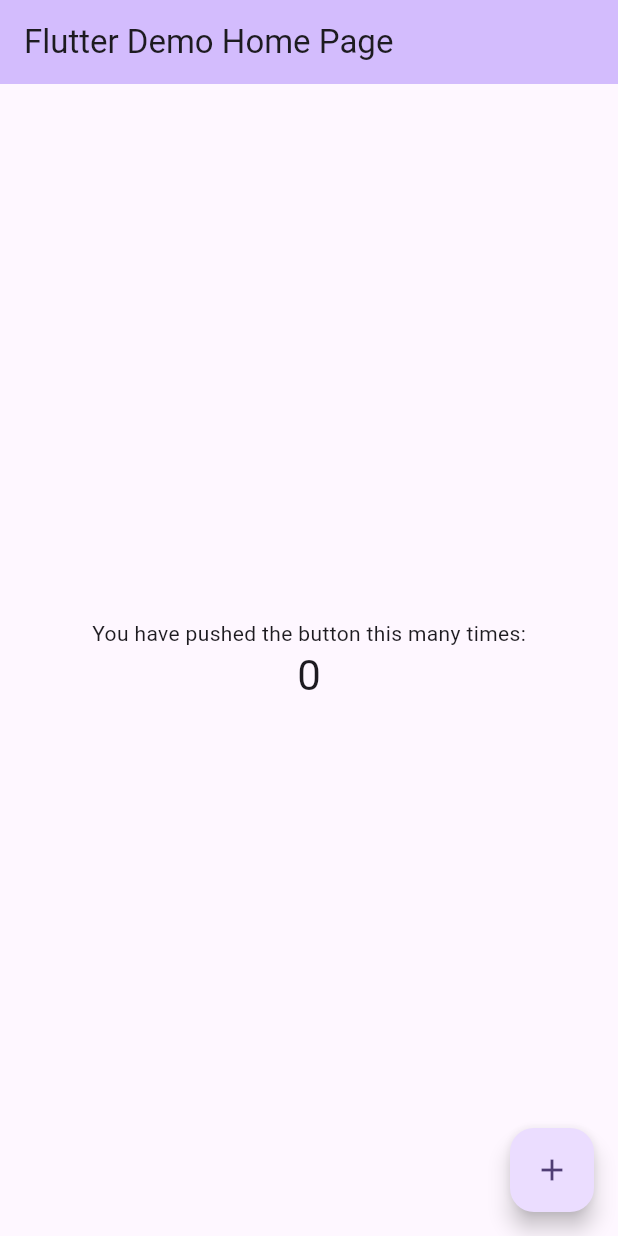
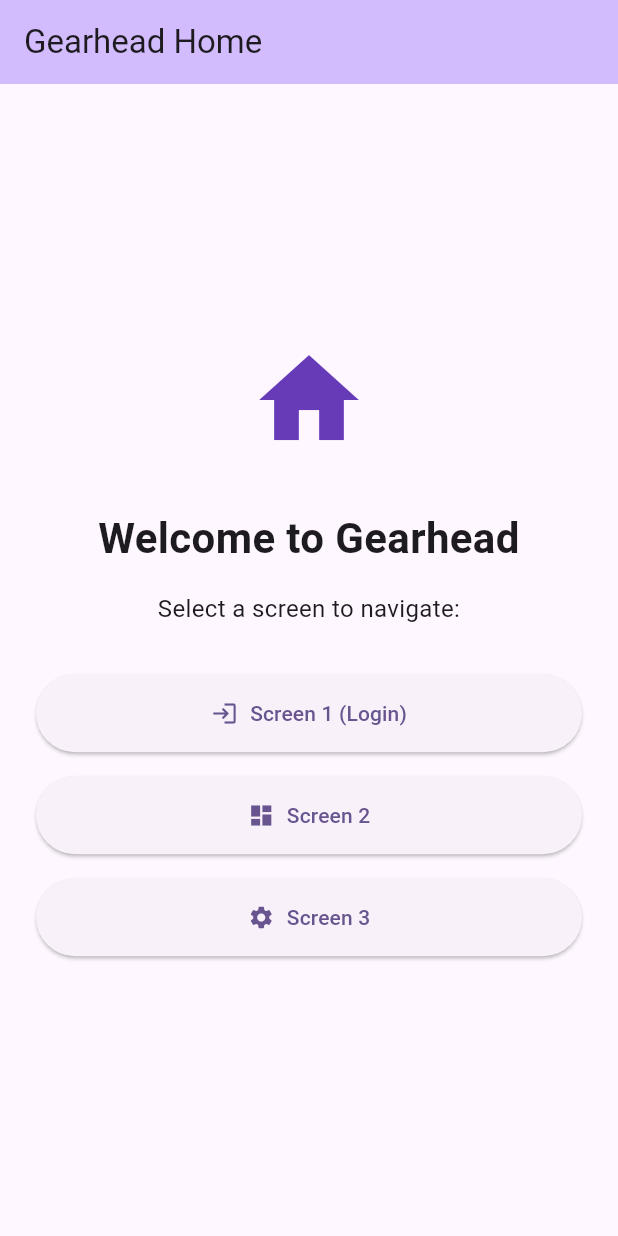
Before and after one commit to vixalien/gearhead, a Flutter app: the screen it shows after launch, on a phone screen of 412 x 824 dp. Run offline on Flutter 3.47's test engine with Material 3 defaults, Android fonts, the phone set to English and light mode, and no system bars.

Commit message:
add sample screens

```diff
--- a/lib/main.dart
+++ b/lib/main.dart
@@ -1,4 +1,7 @@
 import 'package:flutter/material.dart';
+import 'screens/login.dart';
+import 'screens/screen2.dart';
+import 'screens/screen3.dart';
 
 void main() {
   runApp(const MyApp());
@@ -7,116 +10,118 @@ void main() {
 class MyApp extends StatelessWidget {
   const MyApp({super.key});
 
-  // This widget is the root of your application.
   @override
   Widget build(BuildContext context) {
     return MaterialApp(
-      title: 'Flutter Demo',
+      title: 'Gearhead App',
       theme: ThemeData(
-        // This is the theme of your application.
-        //
-        // TRY THIS: Try running your application with "flutter run". You'll see
-        // the application has a purple toolbar. Then, without quitting the app,
-        // try changing the seedColor in the colorScheme below to Colors.green
-        // and then invoke "hot reload" (save your changes or press the "hot
-        // reload" button in a Flutter-supported IDE, or press "r" if you used
-        // the command line to start the app).
-        //
-        // Notice that the counter didn't reset back to zero; the application
-        // state is not lost during the reload. To reset the state, use hot
-        // restart instead.
-        //
-        // This works for code too, not just values: Most code changes can be
-        // tested with just a hot reload.
         colorScheme: ColorScheme.fromSeed(seedColor: Colors.deepPurple),
+        useMaterial3: true,
       ),
-      home: const MyHomePage(title: 'Flutter Demo Home Page'),
+
+
+
+      home: const MyHomePage(title: 'Gearhead Home'),
+      routes: {
+        '/login': (context) => const LoginScreen(),
+        '/screen2': (context) => const Screen2(),
+        '/screen3': (context) => const Screen3(),
+      },
     );
   }
 }
 
-class MyHomePage extends StatefulWidget {
+class ScreenItem {
+  final String title;
+  final String route;
+  final IconData icon;
+
+  const ScreenItem({
+    required this.title,
+    required this.route,
+    required this.icon,
+  });
+}
+
+class MyHomePage extends StatelessWidget {
   const MyHomePage({super.key, required this.title});
-
-  // This widget is the home page of your application. It is stateful, meaning
-  // that it has a State object (defined below) that contains fields that affect
-  // how it looks.
-
-  // This class is the configuration for the state. It holds the values (in this
-  // case the title) provided by the parent (in this case the App widget) and
-  // used by the build method of the State. Fields in a Widget subclass are
-  // always marked "final".
 
   final String title;
 
-  @override
-  State<MyHomePage> createState() => _MyHomePageState();
-}
+  // Array of screens for navigation
+  final List<ScreenItem> screens = const [
+    ScreenItem(
+      title: 'Screen 1 (Login)',
+      route: '/login',
+      icon: Icons.login,
+    ),
+    ScreenItem(
+      title: 'Screen 2',
+      route: '/screen2',
+      icon: Icons.dashboard,
+    ),
+    ScreenItem(
+      title: 'Screen 3',
+      route: '/screen3',
+      icon: Icons.settings,
+    ),
+  ];
 
-class _MyHomePageState extends State<MyHomePage> {
-  int _counter = 0;
-
-  void _incrementCounter() {
-    setState(() {
-      // This call to setState tells the Flutter framework that something has
-      // changed in this State, which causes it to rerun the build method below
-      // so that the display can reflect the updated values. If we changed
-      // _counter without calling setState(), then the build method would not be
-      // called again, and so nothing would appear to happen.
-      _counter++;
-    });
+  void _navigateToScreen(BuildContext context, String route) {
+    Navigator.pushNamed(context, route);
   }
 
   @override
   Widget build(BuildContext context) {
-    // This method is rerun every time setState is called, for instance as done
-    // by the _incrementCounter method above.
-    //
-    // The Flutter framework has been optimized to make rerunning build methods
-    // fast, so that you can just rebuild anything that needs updating rather
-    // than having to individually change instances of widgets.
     return Scaffold(
       appBar: AppBar(
-        // TRY THIS: Try changing the color here to a specific color (to
-        // Colors.amber, perhaps?) and trigger a hot reload to see the AppBar
-        // change color while the other colors stay the same.
         backgroundColor: Theme.of(context).colorScheme.inversePrimary,
-        // Here we take the value from the MyHomePage object that was created by
-        // the App.build method, and use it to set our appbar title.
-        title: Text(widget.title),
+        title: Text(title),
       ),
       body: Center(
-        // Center is a layout widget. It takes a single child and positions it
-        // in the middle of the parent.
-        child: Column(
-          // Column is also a layout widget. It takes a list of children and
-          // arranges them vertically. By default, it sizes itself to fit its
-          // children horizontally, and tries to be as tall as its parent.
-          //
-          // Column has various properties to control how it sizes itself and
-          // how it positions its children. Here we use mainAxisAlignment to
-          // center the children vertically; the main axis here is the vertical
-          // axis because Columns are vertical (the cross axis would be
-          // horizontal).
-          //
-          // TRY THIS: Invoke "debug painting" (choose the "Toggle Debug Paint"
-          // action in the IDE, or press "p" in the console), to see the
-          // wireframe for each widget.
-          mainAxisAlignment: MainAxisAlignment.center,
-          children: <Widget>[
-            const Text('You have pushed the button this many times:'),
-            Text(
-              '$_counter',
-              style: Theme.of(context).textTheme.headlineMedium,
-            ),
-          ],
+        child: Padding(
+          padding: const EdgeInsets.all(24.0),
+          child: Column(
+            mainAxisAlignment: MainAxisAlignment.center,
+            crossAxisAlignment: CrossAxisAlignment.stretch,
+            children: <Widget>[
+              const Icon(
+                Icons.home,
+                size: 80,
+                color: Colors.deepPurple,
+              ),
+              const SizedBox(height: 32),
+              const Text(
+                'Welcome to Gearhead',
+                style: TextStyle(
+                  fontSize: 28,
+                  fontWeight: FontWeight.bold,
+                ),
+                textAlign: TextAlign.center,
+              ),
+              const SizedBox(height: 16),
+              const Text(
+                'Select a screen to navigate:',
+                style: TextStyle(fontSize: 16),
+                textAlign: TextAlign.center,
+              ),
+              const SizedBox(height: 32),
+              // Generate buttons from the screens array
+              ...screens.map((screen) => Padding(
+                    padding: const EdgeInsets.only(bottom: 16.0),
+                    child: ElevatedButton.icon(
+                      onPressed: () => _navigateToScreen(context, screen.route),
+                      icon: Icon(screen.icon),
+                      label: Text(screen.title),
+                      style: ElevatedButton.styleFrom(
+                        padding: const EdgeInsets.symmetric(vertical: 16),
+                      ),
+                    ),
+                  )),
+            ],
+          ),
         ),
       ),
-      floatingActionButton: FloatingActionButton(
-        onPressed: _incrementCounter,
-        tooltip: 'Increment',
-        child: const Icon(Icons.add),
-      ), // This trailing comma makes auto-formatting nicer for build methods.
     );
   }
 }
```
Also changed, not shown: lib/screens/login.dart (added, +120 -0 lines), lib/screens/screen2.dart (added, +41 -0 lines), lib/screens/screen3.dart (added, +41 -0 lines).
